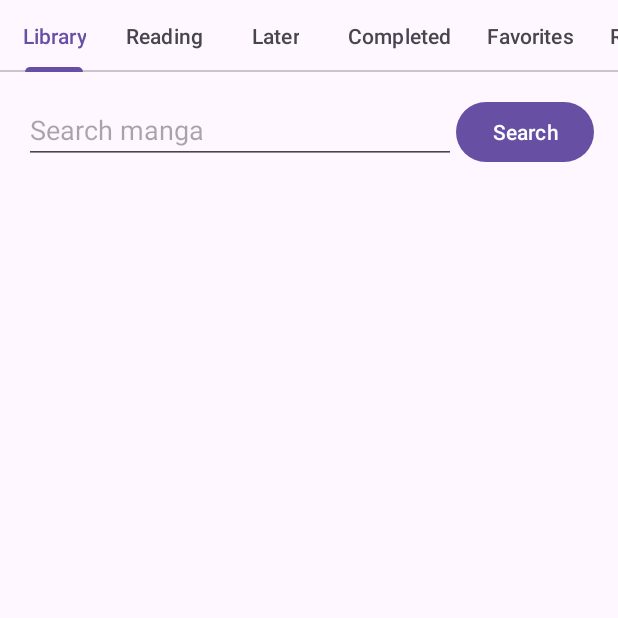
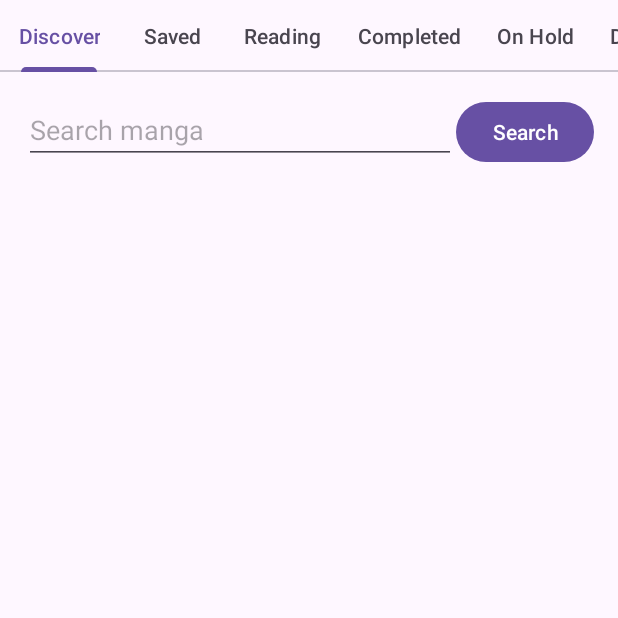
Before and after one commit to paschyz/komatsu, an Android app: the screen it shows after launch (ExploreActivity), after a tap on "Sign in", on a phone screen of 412 x 824 dp, the top half of it. Run offline under Robolectric (Android 15) with nearby library versions, the phone set to English and light mode, and no system bars; our stand-ins replace Room's generated code, Shimmer; pictures from the network do not load; 3 statements that could not run were skipped.

Commit message:
🌱 Seeding the database with some builtin and prepopulated collections
The collections are getting displayed nicely

```diff
--- a/app/src/main/java/com/example/komatsu/data/database/KomatsuRoomDatabase.kt
+++ b/app/src/main/java/com/example/komatsu/data/database/KomatsuRoomDatabase.kt
@@ -10,9 +10,8 @@ import com.example.komatsu.data.database.dao.MangaDao
 import com.example.komatsu.data.database.entities.MangaCollectionEntity
 import kotlinx.coroutines.CoroutineScope
 import kotlinx.coroutines.launch
-import android.util.Log
 
-@Database(entities = [MangaCollectionEntity::class], version = 1)
+@Database(entities = [MangaCollectionEntity::class], version = 1, exportSchema = false)
 @TypeConverters(MangaIdListConverter::class)
 abstract class KomatsuRoomDatabase : androidx.room.RoomDatabase() {
     abstract fun mangaDao(): MangaDao
@@ -29,8 +28,21 @@ abstract class KomatsuRoomDatabase : androidx.room.RoomDatabase() {
         }
 
         fun populateDatabase(mangaCollectionDao: MangaCollectionDao) {
-            val mangaCollection = MangaCollectionEntity("1", "Manga Collection 1")
-            mangaCollectionDao.insert(mangaCollection)
+            val prePopulatedMangaCollections = arrayOf(
+                "Saved",
+                "Reading",
+                "Completed",
+                "On Hold",
+                "Dropped",
+                "Plan to Read",
+            )
+
+            for (mangaCollection in prePopulatedMangaCollections) {
+                mangaCollectionDao.insert(MangaCollectionEntity(
+                    name = mangaCollection,
+                    mangas = listOf("c52b2ce3-7f95-469c-96b0-479524fb7a1a")
+                ))
+            }
         }
     }
 
@@ -50,6 +62,7 @@ abstract class KomatsuRoomDatabase : androidx.room.RoomDatabase() {
                             KomatsuRoomDatabase::class.java,
                             "komatsu_database"
                         )
+                            .fallbackToDestructiveMigration()
                             .addCallback(KomatsuRoomDatabaseCallback(scope))
                             .build()
                     INSTANCE = instance
--- a/app/src/main/java/com/example/komatsu/data/database/entities/MangaCollectionEntity.kt
+++ b/app/src/main/java/com/example/komatsu/data/database/entities/MangaCollectionEntity.kt
@@ -3,11 +3,12 @@ package com.example.komatsu.data.database.entities
 import androidx.room.Entity
 import androidx.room.PrimaryKey
 import com.example.komatsu.data.models.MangaId
+import java.util.UUID
 
 
 @Entity(tableName = "manga_collection", primaryKeys = ["id"])
 data class MangaCollectionEntity(
-    val id: String,
+    val id: String = UUID.randomUUID().toString(),
     val name: String,
     val editable: Boolean = true,
     val deletable: Boolean = true,
--- a/app/src/main/java/com/example/komatsu/di/modules/AppModule.kt
+++ b/app/src/main/java/com/example/komatsu/di/modules/AppModule.kt
@@ -5,6 +5,7 @@ import com.example.komatsu.data.repository.MangaRepository
 import com.example.komatsu.ui.viewmodel.MangaDetailsViewModel
 import com.example.komatsu.ui.viewmodel.MangaListViewModel
 import com.example.komatsu.ui.viewmodel.PageViewModel
+import com.example.komatsu.ui.viewmodel.ExploreViewModel
 import kotlinx.coroutines.CoroutineScope
 import kotlinx.coroutines.Dispatchers
 import kotlinx.coroutines.SupervisorJob
@@ -20,4 +21,5 @@ val AppModule = module {
     viewModel { MangaDetailsViewModel(get()) }
     viewModel { MangaListViewModel(get()) }
     viewModel { PageViewModel(get()) }
+    viewModel { ExploreViewModel(get()) }
 }
--- a/app/src/main/java/com/example/komatsu/ui/KomatsuApp.kt
+++ b/app/src/main/java/com/example/komatsu/ui/KomatsuApp.kt
@@ -13,6 +13,8 @@ class KomatsuApp : Application() {
     override fun onCreate() {
         super.onCreate()
 
+        deleteDatabase("komatsu_database")
+
         startKoin {
             androidLogger()
             androidContext(this@KomatsuApp)
--- a/app/src/main/java/com/example/komatsu/ui/view/activities/ExploreActivity.kt
+++ b/app/src/main/java/com/example/komatsu/ui/view/activities/ExploreActivity.kt
@@ -2,23 +2,20 @@ package com.example.komatsu.ui.view.activities
 
 
 import android.os.Bundle
-import com.google.android.material.floatingactionbutton.FloatingActionButton
-import com.google.android.material.snackbar.Snackbar
 import com.google.android.material.tabs.TabLayout
-import androidx.viewpager.widget.ViewPager
 import androidx.appcompat.app.AppCompatActivity
-import android.view.Menu
-import android.view.MenuItem
 import androidx.viewpager2.widget.ViewPager2
 import com.example.komatsu.ui.view.adapters.SectionsPagerAdapter
 import com.example.komatsu.databinding.ActivityExploreBinding
-import com.example.komatsu.ui.view.adapters.TAB_TITLES
+import com.example.komatsu.ui.view.adapters.BUILTIN_TAB_TITLES
+import com.example.komatsu.ui.viewmodel.ExploreViewModel
 import com.google.android.material.tabs.TabLayoutMediator
+import org.koin.androidx.viewmodel.ext.android.viewModel
 
 class ExploreActivity : AppCompatActivity() {
 
     private lateinit var binding: ActivityExploreBinding
-
+    private val viewModel: ExploreViewModel by viewModel()
 
 
     override fun onCreate(savedInstanceState: Bundle?) {
@@ -27,13 +24,21 @@ class ExploreActivity : AppCompatActivity() {
         binding = ActivityExploreBinding.inflate(layoutInflater)
         setContentView(binding.root)
 
-        val sectionsPagerAdapter = SectionsPagerAdapter(this)
-        val viewPager: ViewPager2 = binding.viewPager
-        viewPager.adapter = sectionsPagerAdapter
+        viewModel.allMangaCollections.observe(this) { collections ->
+            val sectionsPagerAdapter = SectionsPagerAdapter(this, collections)
+            val viewPager: ViewPager2 = binding.viewPager
+            viewPager.adapter = sectionsPagerAdapter
 
-        TabLayoutMediator(binding.tabs, viewPager) { tab, position ->
-            tab.text = TAB_TITLES[position]
-        }.attach()
+            val tabLayout: TabLayout = binding.tabs
+            TabLayoutMediator(tabLayout, viewPager) { tab, position ->
+                if (position < BUILTIN_TAB_TITLES.size) {
+                    tab.text = BUILTIN_TAB_TITLES[position]
+                } else {
+                    tab.text = collections[position - BUILTIN_TAB_TITLES.size].name
+                }
+            }.attach()
+        }
+
 
     }
 }
--- a/app/src/main/java/com/example/komatsu/ui/view/adapters/SectionsPagerAdapter.kt
+++ b/app/src/main/java/com/example/komatsu/ui/view/adapters/SectionsPagerAdapter.kt
@@ -5,26 +5,24 @@ import androidx.fragment.app.Fragment
 import androidx.fragment.app.FragmentActivity
 import androidx.fragment.app.FragmentPagerAdapter
 import androidx.viewpager2.adapter.FragmentStateAdapter
+import com.example.komatsu.data.database.entities.MangaCollectionEntity
 import com.example.komatsu.ui.fragments.MangaListFragment
 import com.example.komatsu.ui.fragments.PlaceholderFragment
 
-public val TAB_TITLES = arrayOf(
-    "Library",
-    "Reading",
-    "Later",
-    "Completed",
-    "Favorites",
-    "Recommendations"
+public val BUILTIN_TAB_TITLES = arrayOf(
+    "Discover",
 )
 
 /**
  * A [FragmentPagerAdapter] that returns a fragment corresponding to
  * one of the sections/tabs/pages.
  */
-class SectionsPagerAdapter(activity: FragmentActivity) : FragmentStateAdapter(activity) {
+class SectionsPagerAdapter(activity: FragmentActivity,
+                           private val mangaCollections: List<MangaCollectionEntity>
+) : FragmentStateAdapter(activity) {
 
     override fun getItemCount(): Int {
-        return TAB_TITLES.size
+        return BUILTIN_TAB_TITLES.size + mangaCollections.size
     }
 
     override fun createFragment(position: Int): Fragment {
--- /dev/null
+++ b/app/src/main/java/com/example/komatsu/ui/viewmodel/ExploreViewModel.kt
@@ -0,0 +1,16 @@
+package com.example.komatsu.ui.viewmodel
+
+
+import android.util.Log
+import androidx.lifecycle.LiveData
+import androidx.lifecycle.MutableLiveData
+import androidx.lifecycle.ViewModel
+import androidx.lifecycle.asLiveData
+import androidx.lifecycle.viewModelScope
+import com.example.komatsu.data.database.dao.MangaCollectionDao
+import com.example.komatsu.domain.models.Manga
+import kotlinx.coroutines.launch
+
+class ExploreViewModel(private val mangaCollectionDao: MangaCollectionDao) : ViewModel() {
+    val allMangaCollections = mangaCollectionDao.getAll().asLiveData()
+}
```
